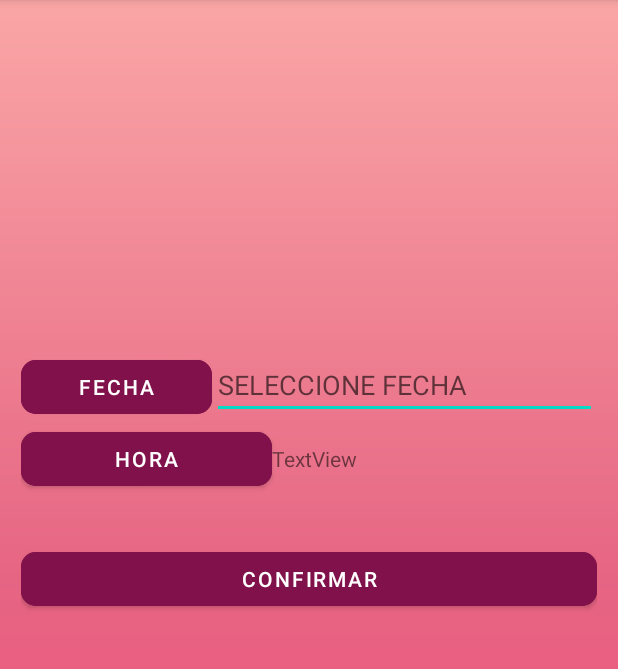
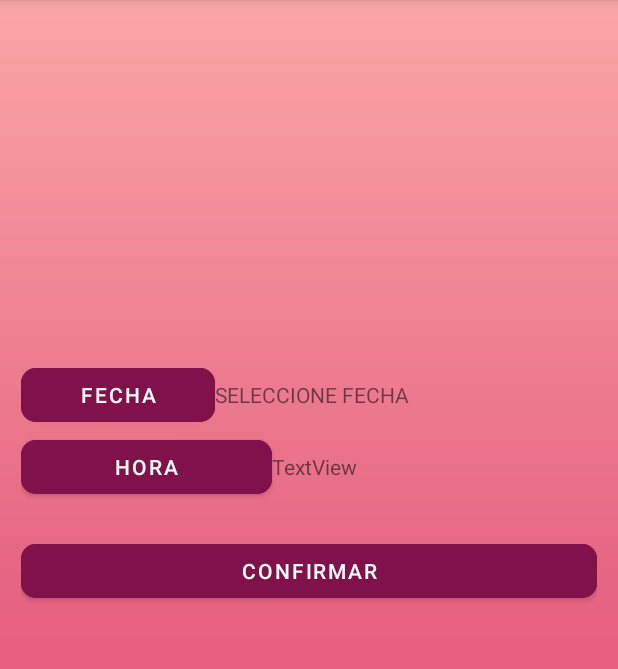
Before and after one commit to jvanhub/TiendaApp, an Android app: the PedirCita screen opened directly, with no data from a screen before it, on a phone screen of 412 x 824 dp, the part 84-753 px from its top. Run offline under Robolectric (Android 15) with nearby library versions, the phone set to English and light mode, and no system bars; our stand-ins replace Firebase (no records; nobody signed in at launch, a user with empty details on screens opened directly).

Commit message:
Nueva activity pedircita21312

```diff
--- a/app/src/main/java/com/example/tiendaapp/PedirCita.java
+++ b/app/src/main/java/com/example/tiendaapp/PedirCita.java
@@ -8,10 +8,12 @@ import android.app.DatePickerDialog;
 import android.content.Intent;
 import android.os.Build;
 import android.os.Bundle;
+import android.util.Log;
 import android.view.View;
 import android.widget.Button;
 import android.widget.DatePicker;
 import android.widget.EditText;
+import android.widget.TextView;
 import android.widget.Toast;
 
 import com.google.android.gms.tasks.OnCompleteListener;
@@ -19,6 +21,7 @@ import com.google.android.gms.tasks.Task;
 import com.google.firebase.auth.AuthResult;
 import com.google.firebase.auth.FirebaseAuth;
 import com.google.firebase.database.DatabaseReference;
+import com.google.firebase.database.FirebaseDatabase;
 
 import java.text.ParseException;
 import java.text.SimpleDateFormat;
@@ -30,8 +33,7 @@ import java.util.Map;
 
 public class PedirCita extends AppCompatActivity {
     private Button pedirFecha, pedirHora, confirmar;
-    private EditText fecha,hora;
-    private int dia,mes,anyo;
+    private TextView fecha,hora;
     private String fechaCompletaTv="";
 
     FirebaseAuth mAuth;
@@ -46,37 +48,44 @@ public class PedirCita extends AppCompatActivity {
         pedirFecha = (Button) findViewById(R.id.button_fecha);
         pedirHora = (Button) findViewById(R.id.button_hora);
         confirmar = (Button) findViewById(R.id.button_confirmar);
-        fecha = (EditText) findViewById(R.id.editTextTextFecha);
+        fecha = (TextView) findViewById(R.id.editTextTextFecha);
+        mDatabase= FirebaseDatabase.getInstance().getReference();
 
         fecha.setOnClickListener(new View.OnClickListener() {
             @RequiresApi(api = Build.VERSION_CODES.N)
             @Override
             public void onClick(View v) {
-               final Calendar calendario = Calendar.getInstance();
-               dia =calendario.get(Calendar.DAY_OF_MONTH);
-               mes = calendario.get(Calendar.MONTH);
-               anyo = calendario.get(Calendar.YEAR);
+               Calendar calendario = Calendar.getInstance();
+               int dia =calendario.get(Calendar.DAY_OF_MONTH);
+               int mes = calendario.get(Calendar.MONTH);
+               int anyo = calendario.get(Calendar.YEAR);
 
                 DatePickerDialog datePikerDialog = new DatePickerDialog( PedirCita.this, new DatePickerDialog.OnDateSetListener() {
                     @Override
                     public void onDateSet(DatePicker view, int year, int month, int dayOfMonth) {
-                        fecha.setText(dayOfMonth + "/" + (month + 1) + "/" + year);
-
-                        fechaCompletaTv = fecha.getText().toString();
-                        Date fecha = null;
-                        try {
-                            fecha = sdf.parse(fechaCompletaTv);
-                        } catch (ParseException e) {
-                            Toast.makeText(PedirCita.this,"error fecha", Toast.LENGTH_LONG).show();
-                            e.printStackTrace();
-                        }
-
+                        //String fechaCita=year + "/" + (month + 1) + "/" + dayOfMonth;
+                        fechaCompletaTv =dayOfMonth + "/" + (month + 1) + "/" + year;
+                        fecha.setText(fechaCompletaTv);
                     }
                 }
-                ,dia,mes,anyo);
+                ,anyo,mes,dia);
                 datePikerDialog.show();
             }
         });
 
+        confirmar.setOnClickListener(new View.OnClickListener() {
+            @Override
+            public void onClick(View v) {
+
+                    Toast.makeText(PedirCita.this, fechaCompletaTv,Toast.LENGTH_LONG).show();
+                   // String ides = mAuth.getCurrentUser().getUid();
+                    Map<String, Object> map = new HashMap<>();
+                    map.put("fecha",fechaCompletaTv);
+                  //  map.put("idUsu",ides);
+
+                    mDatabase.child("Reservas").push().setValue(map);
+
+            }
+        });
     }
 }
--- a/app/src/main/res/layout/activity_pedir_cita.xml
+++ b/app/src/main/res/layout/activity_pedir_cita.xml
@@ -39,14 +39,12 @@
                 android:text="@string/fecha"
                 app:cornerRadius="10dp" />
 
-            <EditText
+            <TextView
                 android:id="@+id/editTextTextFecha"
-                android:layout_width="134dp"
+                android:layout_width="wrap_content"
                 android:layout_height="wrap_content"
                 android:layout_weight="1"
-                android:ems="10"
-                android:hint="@string/fechaTv"
-                android:inputType="textPersonName" />
+                android:text="@string/fechaTv" />
 
         </LinearLayout>
 
@@ -78,11 +76,6 @@
             android:layout_height="wrap_content"
             android:layout_weight="1" />
 
-        <Space
-            android:layout_width="match_parent"
-            android:layout_height="wrap_content"
-            android:layout_weight="1" />
-
         <Button
             android:id="@+id/button_confirmar"
             android:layout_width="match_parent"
```
Also changed, not shown: app/src/main/java/com/example/tiendaapp/Formulario.java (+0 -11 lines).
